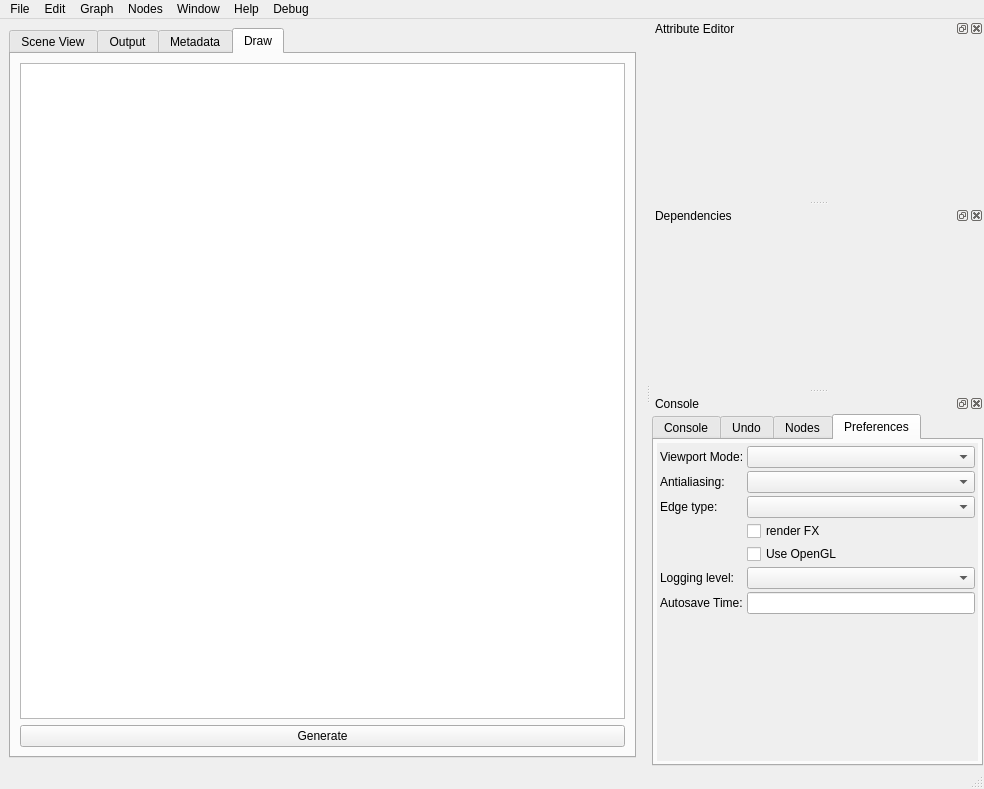
The window that ui/SceneGraph.ui (mfessenden/SceneGraph) describes before a commit, drawn with Qt 5.
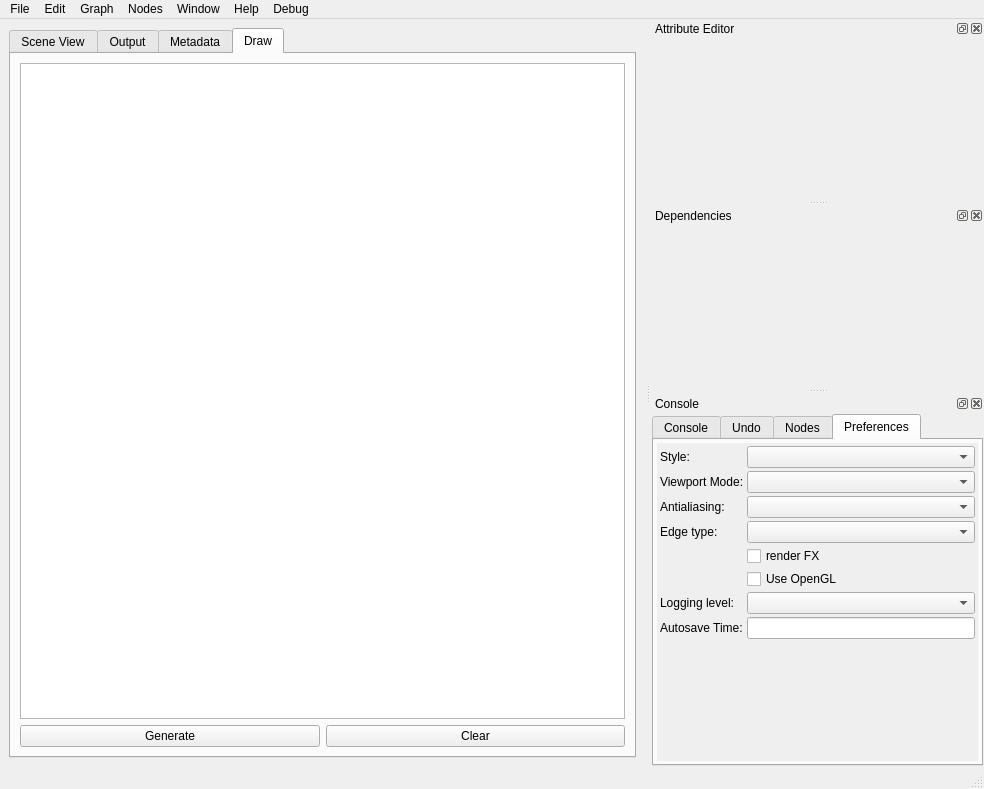
The same window after the commit. The open tabs and pages were chosen to show the change. Icons and pictures are not drawn.

The edit to the form file:
```diff
--- a/ui/SceneGraph.ui
+++ b/ui/SceneGraph.ui
@@ -109,11 +109,22 @@
          </widget>
         </item>
         <item>
-         <widget class="QPushButton" name="button_update_draw">
-          <property name="text">
-           <string>Generate</string>
-          </property>
-         </widget>
+         <layout class="QHBoxLayout" name="drawTabButtonsLayout">
+          <item>
+           <widget class="QPushButton" name="button_update_draw">
+            <property name="text">
+             <string>Generate</string>
+            </property>
+           </widget>
+          </item>
+          <item>
+           <widget class="QPushButton" name="button_clear_draw">
+            <property name="text">
+             <string>Clear</string>
+            </property>
+           </widget>
+          </item>
+         </layout>
         </item>
        </layout>
       </widget>
@@ -747,70 +758,80 @@
              <property name="margin">
               <number>3</number>
              </property>
-             <item row="0" column="0">
+             <item row="1" column="0">
               <widget class="QLabel" name="viewport_mode_label">
                <property name="text">
                 <string>Viewport Mode:</string>
                </property>
               </widget>
              </item>
-             <item row="0" column="1">
+             <item row="1" column="1">
               <widget class="QComboBox" name="viewport_mode_menu"/>
              </item>
-             <item row="2" column="0">
+             <item row="3" column="0">
               <widget class="QLabel" name="edge_type_label">
                <property name="text">
                 <string>Edge type:</string>
                </property>
               </widget>
              </item>
-             <item row="2" column="1">
-              <widget class="QComboBox" name="edge_type_menu"/>
-             </item>
              <item row="3" column="1">
+              <widget class="QComboBox" name="edge_type_menu"/>
+             </item>
+             <item row="4" column="1">
               <widget class="QCheckBox" name="check_render_fx">
                <property name="text">
                 <string>render FX</string>
                </property>
               </widget>
              </item>
-             <item row="4" column="1">
+             <item row="5" column="1">
               <widget class="QCheckBox" name="check_use_gl">
                <property name="text">
                 <string>Use OpenGL</string>
                </property>
               </widget>
              </item>
-             <item row="5" column="0">
+             <item row="6" column="0">
               <widget class="QLabel" name="logging_level_label">
                <property name="text">
                 <string>Logging level:</string>
                </property>
               </widget>
              </item>
-             <item row="5" column="1">
+             <item row="6" column="1">
               <widget class="QComboBox" name="logging_level_menu"/>
              </item>
-             <item row="1" column="0">
+             <item row="2" column="0">
               <widget class="QLabel" name="antialiasing_label">
                <property name="text">
                 <string>Antialiasing:</string>
                </property>
               </widget>
              </item>
-             <item row="1" column="1">
+             <item row="2" column="1">
               <widget class="QComboBox" name="antialiasing_menu"/>
              </item>
-             <item row="6" column="0">
+             <item row="7" column="0">
               <widget class="QLabel" name="autosave_time_label">
                <property name="text">
                 <string>Autosave Time:</string>
                </property>
               </widget>
              </item>
-             <item row="6" column="1">
+             <item row="7" column="1">
               <widget class="QLineEdit" name="autosave_time_edit"/>
              </item>
+             <item row="0" column="0">
+              <widget class="QLabel" name="app_style_label">
+               <property name="text">
+                <string>Style:</string>
+               </property>
+              </widget>
+             </item>
+             <item row="0" column="1">
+              <widget class="QComboBox" name="app_style_menu"/>
+             </item>
             </layout>
            </widget>
           </widget>
```
Left out of the diff: 24 changed lines with no effect on the pictures.
